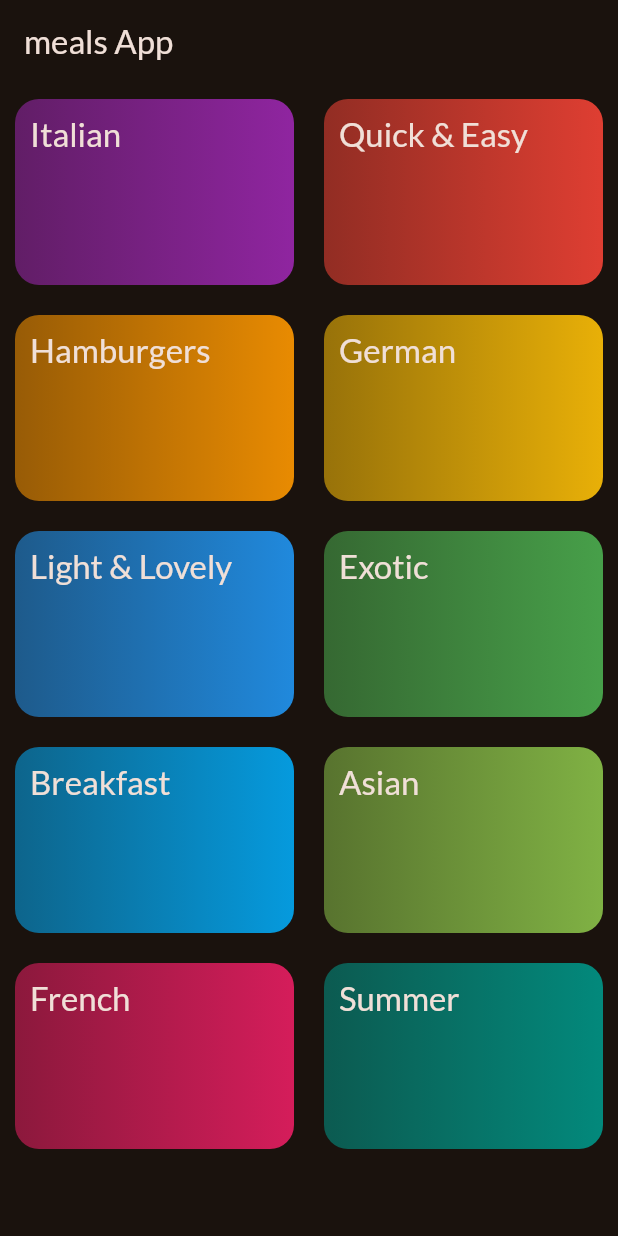
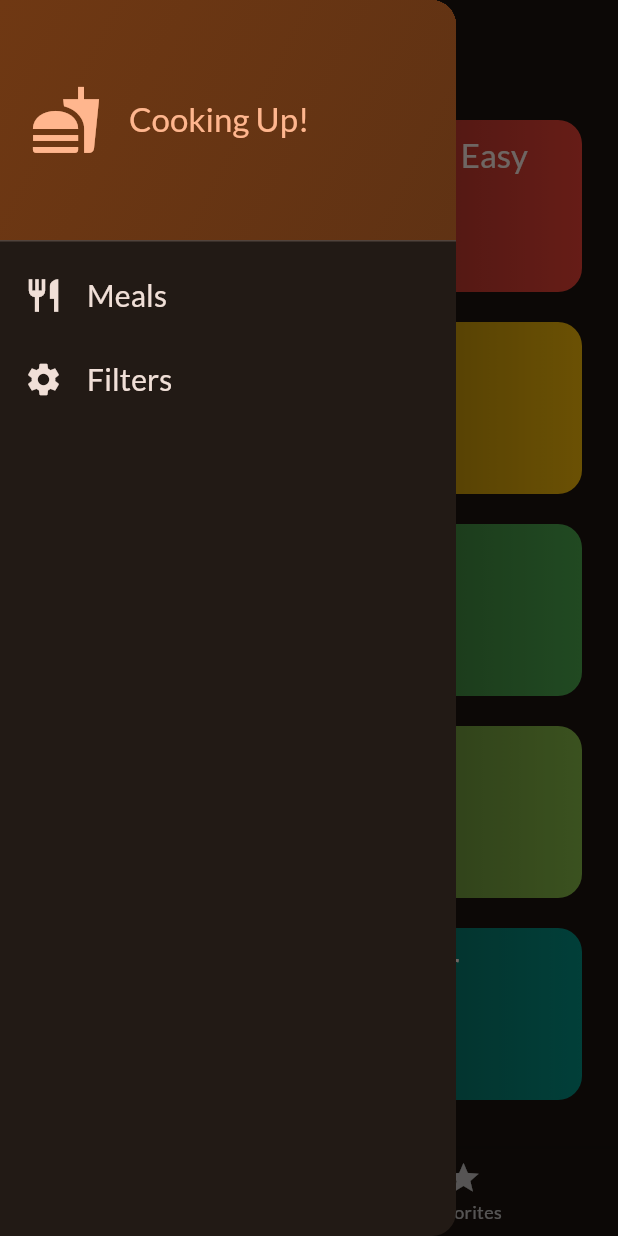
Before and after one commit to yogeshyergalwar/MealApp, a Flutter app: the screen it shows after launch, with the side drawer open (before the commit the screen has no drawer), on a phone screen of 412 x 824 dp. Run offline on Flutter 3.47's test engine with Material 3 defaults, Android fonts, the phone set to English and light mode, and no system bars; our stand-ins replace google_fonts, transparent_image.

Commit message:
final comit of the day

```diff
--- a/lib/Screens/categoryscreen.dart
+++ b/lib/Screens/categoryscreen.dart
@@ -1,22 +1,26 @@
-import 'package:flutter/cupertino.dart';
+
 import 'package:flutter/material.dart';
-import 'package:untitled3/Model/categoryModel.dart';
 
-import '../Widgets/Meals.dart';
+
+
+import '../Model/Meals.dart';
+import '../Model/categoryModel.dart';
 import '../Widgets/gride_viewData.dart';
 import '../data/dummy_data.dart';
+import 'Meals.dart';
 
-class categoryscreen extends StatefulWidget {
-  const categoryscreen({super.key});
+class CategoriesScreen extends StatelessWidget {
+  const CategoriesScreen({
+    super.key,
+    required this.onToggleFavorite,
+    required this.availableMeals,
+  });
 
-  @override
-  State<categoryscreen> createState() => _categoryscreenState();
-}
+  final void Function(Meal meal) onToggleFavorite;
+  final List<Meal> availableMeals;
 
-class _categoryscreenState extends State<categoryscreen> {
-  @override
-  void _selectedContaine(Category1 category){
-    final filteredMeals = dummyMeals
+  void _selectCategory(BuildContext context, Category1 category) {
+    final filteredMeals = availableMeals
         .where((meal) => meal.categories.contains(category.id))
         .toList();
 
@@ -25,28 +29,32 @@ class _categoryscreenState extends State<categoryscreen> {
         builder: (ctx) => MealsScreen(
           title: category.title,
           meals: filteredMeals,
+          onToggleFunc: onToggleFavorite,
         ),
-        ));
+      ),
+    ); // Navigator.push(context, route)
+  }
 
-  }
+  @override
   Widget build(BuildContext context) {
-    return Scaffold(
-      appBar: AppBar(
-        title: Text('meals App'),
+    return GridView(
+      padding: const EdgeInsets.all(24),
+      gridDelegate: const SliverGridDelegateWithFixedCrossAxisCount(
+        crossAxisCount: 2,
+        childAspectRatio: 3 / 2,
+        crossAxisSpacing: 20,
+        mainAxisSpacing: 20,
       ),
-      body: GridView(
-        padding: EdgeInsets.all(10),
-
-        gridDelegate: SliverGridDelegateWithFixedCrossAxisCount(
-            crossAxisCount: 2,
-            childAspectRatio: 1.5,
-            crossAxisSpacing: 20,
-            mainAxisSpacing: 20),
       children: [
+        // availableCategories.map((category) => CategoryGridItem(category: category)).toList()
         for (final category in availableCategories)
-            GrideData(category: category, onselected: () { _selectedContaine(category); },)
+          GrideData(
+            category: category,
+            onselected: () {
+              _selectCategory(context, category);
+            },
+          )
       ],
-      ),
     );
   }
 }
--- /dev/null
+++ b/lib/Screens/tabsScreens.dart
@@ -0,0 +1,137 @@
+import 'package:flutter/material.dart';
+
+import '../Model/Meals.dart';
+import '../Widgets/main_drawer.dart';
+import '../data/dummy_data.dart';
+import 'Meals.dart';
+import 'categoryscreen.dart';
+import 'filter_tabs.dart';
+
+
+
+const kInitialFilters = {
+  Filter.glutenFree: false,
+  Filter.lactoseFree: false,
+  Filter.vegetarian: false,
+  Filter.vegan: false
+};
+
+class TabsScreens extends StatefulWidget {
+  const TabsScreens({super.key});
+
+  @override
+  State<TabsScreens> createState() {
+    return _TabsScreensState();
+  }
+}
+
+class _TabsScreensState extends State<TabsScreens> {
+  int _selectedPageIndex = 0;
+  final List<Meal> _favoriteMeals = [];
+  Map<Filter, bool> _selectedFilters = kInitialFilters;
+
+  void _showInfoMessage(String message) {
+    ScaffoldMessenger.of(context).clearSnackBars();
+    ScaffoldMessenger.of(context).showSnackBar(
+      SnackBar(
+        content: Text(message),
+      ),
+    );
+  }
+
+  void _toggleMealFavoriteStatus(Meal meal) {
+    final isExisting = _favoriteMeals.contains(meal);
+
+    if (isExisting) {
+      setState(() {
+        _favoriteMeals.remove(meal);
+      });
+      _showInfoMessage('Meal is no longer a favorite.');
+    } else {
+      setState(() {
+        _favoriteMeals.add(meal);
+        _showInfoMessage('Marked as a favorite!');
+      });
+    }
+  }
+
+  void _selectPage(int index) {
+    setState(() {
+      _selectedPageIndex = index;
+    });
+  }
+
+  void _setScreen(String identifier) async {
+    Navigator.of(context).pop();
+    if (identifier == 'filters') {
+      final result = await Navigator.of(context).push<Map<Filter, bool>>(
+        MaterialPageRoute(
+          builder: (ctx) => FiltersScreen(
+            currentFilters: _selectedFilters,
+          ),
+        ),
+      );
+
+      setState(() {
+        _selectedFilters = result ?? kInitialFilters;
+      });
+    }
+  }
+
+  @override
+  Widget build(BuildContext context) {
+    final availableMeals = dummyMeals.where((meal) {
+      if (_selectedFilters[Filter.glutenFree]! && !meal.isGlutenFree) {
+        return false;
+      }
+      if (_selectedFilters[Filter.lactoseFree]! && !meal.isLactoseFree) {
+        return false;
+      }
+      if (_selectedFilters[Filter.vegetarian]! && !meal.isVegetarian) {
+        return false;
+      }
+      if (_selectedFilters[Filter.vegan]! && !meal.isVegan) {
+        return false;
+      }
+      return true;
+    }).toList();
+
+    Widget activePage = CategoriesScreen(
+      onToggleFavorite: _toggleMealFavoriteStatus,
+      availableMeals: availableMeals,
+    );
+    var activePageTitle = 'Categories';
+
+    if (_selectedPageIndex == 1) {
+      activePage = MealsScreen(
+        meals: _favoriteMeals,
+        onToggleFunc: _toggleMealFavoriteStatus,
+      );
+      activePageTitle = 'Your Favorites';
+    }
+
+    return Scaffold(
+      appBar: AppBar(
+        title: Text(activePageTitle),
+      ),
+      drawer: MainDrawer(
+        onSelectScreen: _setScreen,
+      ),
+      body: activePage,
+      bottomNavigationBar: BottomNavigationBar(
+        onTap: _selectPage,
+        currentIndex: _selectedPageIndex,
+        items: const [
+          BottomNavigationBarItem(
+            icon: Icon(Icons.set_meal),
+            label: 'Categories',
+          ),
+          BottomNavigationBarItem(
+            icon: Icon(Icons.star),
+            label: 'Favorites',
+          ),
+        ],
+      ),
+    );
+  }
+}
--- /dev/null
+++ b/lib/Widgets/main_drawer.dart
@@ -0,0 +1,82 @@
+import 'package:flutter/material.dart';
+
+class MainDrawer extends StatelessWidget {
+   MainDrawer({super.key, required this. onSelectScreen});
+  void Function(String identifier) onSelectScreen;
+
+  @override
+  Widget build(BuildContext context) {
+    return Drawer(
+      child: Column(
+        children: [
+          DrawerHeader(
+            padding: const EdgeInsets.all(20),
+            decoration: BoxDecoration(
+              gradient: LinearGradient(
+                colors: [
+                  Theme.of(context).colorScheme.primaryContainer,
+                  Theme.of(context)
+                      .colorScheme
+                      .primaryContainer
+                      .withOpacity(0.8),
+                ],
+                begin: Alignment.topLeft,
+                end: Alignment.bottomRight,
+              ),
+            ),
+            child: Row(
+              children: [
+                Icon(
+                  Icons.fastfood,
+                  size: 48,
+                  color: Theme.of(context).colorScheme.primary,
+                ),
+                const SizedBox(width: 18),
+                Text(
+                  'Cooking Up!',
+                  style: Theme.of(context).textTheme.titleLarge!.copyWith(
+                    color: Theme.of(context).colorScheme.primary,
+                  ),
+                ),
+              ],
+            ),
+          ),
+          ListTile(
+            leading: Icon(
+              Icons.restaurant,
+              size: 26,
+              color: Theme.of(context).colorScheme.onBackground,
+            ),
+            title: Text(
+              'Meals',
+              style: Theme.of(context).textTheme.titleSmall!.copyWith(
+                color: Theme.of(context).colorScheme.onBackground,
+                fontSize: 20,
+              ),
+            ),
+            onTap: () {
+              onSelectScreen('meal');
+            },
+          ),
+          ListTile(
+            leading: Icon(
+              Icons.settings,
+              size: 26,
+              color: Theme.of(context).colorScheme.onBackground,
+            ),
+            title: Text(
+              'Filters',
+              style: Theme.of(context).textTheme.titleSmall!.copyWith(
+                color: Theme.of(context).colorScheme.onBackground,
+                fontSize: 20,
+              ),
+            ),
+            onTap: () {
+              onSelectScreen('filters');
+            },
+          ),
+        ],
+      ),
+    );
+  }
+}
--- a/lib/main.dart
+++ b/lib/main.dart
@@ -3,6 +3,7 @@ import 'package:flutter/material.dart';
 import 'package:google_fonts/google_fonts.dart';
 
 import 'Screens/categoryscreen.dart';
+import 'Screens/tabsScreens.dart';
 
 final theme = ThemeData(
   useMaterial3: true,
@@ -24,7 +25,7 @@ class App extends StatelessWidget {
   Widget build(BuildContext context) {
     return MaterialApp(
         theme: theme,
-        home: categoryscreen()
+        home: const TabsScreens()
     );
   }
 }
```
Also changed, not shown: lib/Screens/Meals.dart (renamed from lib/Widgets/Meals.dart, +17 -11 lines), lib/Screens/filter_tabs.dart (added, +161 -0 lines), lib/Widgets/meal_detailsscreen.dart (+51 -7 lines), 1 other file. Lines whose indentation alone changed are shown as unchanged.
